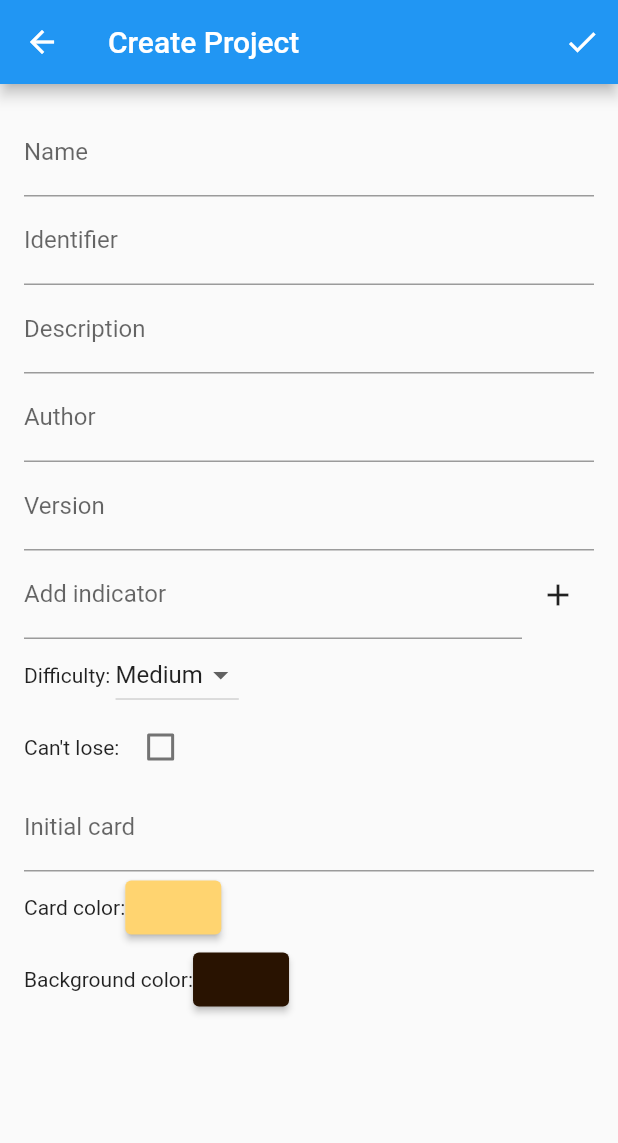
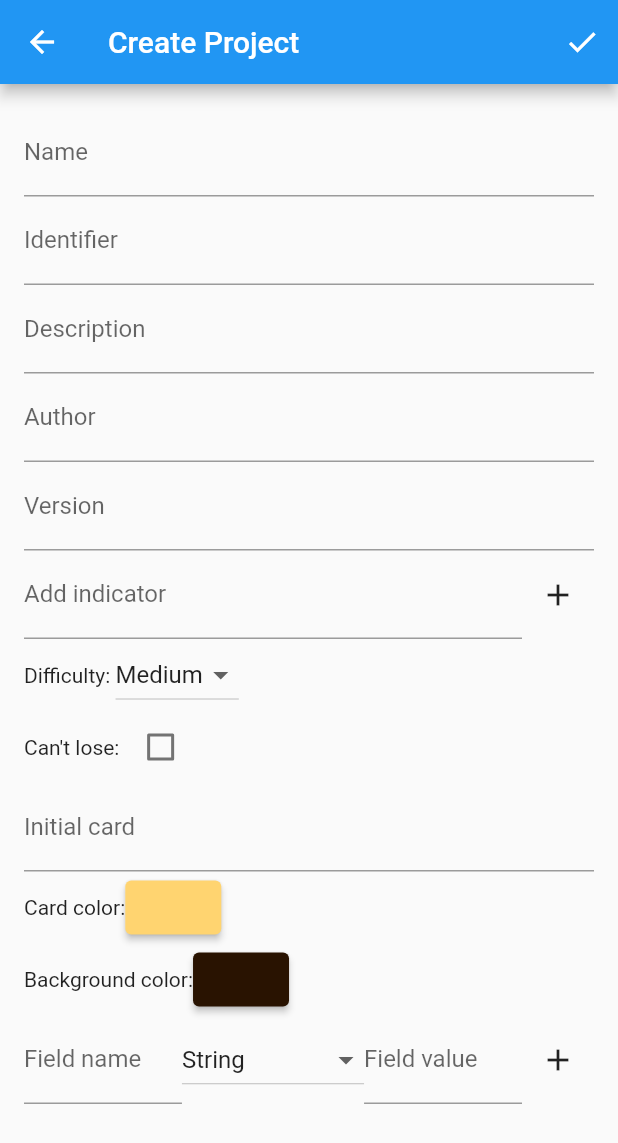
Before and after one commit to radibobovich/open_tales_editor, a Flutter app: the CreateProjectScreen screen opened by its route, on a phone screen of 412 x 824 dp. Shown: the top 1143 px of the screen. Run offline on Flutter 3.47's test engine with Material 2 defaults, Android fonts, the phone set to English and light mode, and no system bars; our stand-ins replace flutter_colorpicker.

Commit message:
Custom Fields

```diff
--- a/lib/presentation/screens/create_project_screen.dart
+++ b/lib/presentation/screens/create_project_screen.dart
@@ -30,6 +30,14 @@ class _CreateProjectScreenState extends State<CreateProjectScreen> {
   TextEditingController initialCardCtrl = TextEditingController();
   final initialCardKey = GlobalKey<FormState>();
 
+  TextEditingController customFieldNameCtrl = TextEditingController();
+  final customFieldNameKey = GlobalKey<FormState>();
+
+  TextEditingController customFieldValueCtrl = TextEditingController();
+  final customFieldValueKey = GlobalKey<FormState>();
+
+  String customFieldType = "string";
+  Map<String, dynamic> customFields = {};
   List<String> indicators = [];
   String difficulty = "medium";
   bool noLoses = false;
@@ -183,6 +191,13 @@ class _CreateProjectScreenState extends State<CreateProjectScreen> {
                   )
                 ],
               ),
+              CustomFields(
+                  customFieldNameCtrl: customFieldNameCtrl,
+                  customFieldValueCtrl: customFieldValueCtrl,
+                  fields: customFields,
+                  changeType: (value) {
+                    customFieldType = value;
+                  })
             ],
           ),
         )));
@@ -303,3 +318,105 @@ class _IndicatorsState extends State<Indicators> {
     );
   }
 }
+
+class CustomFields extends StatefulWidget {
+  final TextEditingController customFieldNameCtrl;
+  final TextEditingController customFieldValueCtrl;
+  final Map<String, dynamic> fields;
+  final Function changeType;
+  const CustomFields(
+      {super.key,
+      required this.customFieldNameCtrl,
+      required this.customFieldValueCtrl,
+      required this.fields,
+      required this.changeType});
+
+  @override
+  State<CustomFields> createState() => _CustomFieldsState();
+}
+
+class _CustomFieldsState extends State<CustomFields> {
+  String customFieldType = "string";
+
+  @override
+  Widget build(BuildContext context) {
+    return Column(
+      children: [
+        Row(
+          children: [
+            Expanded(
+              child: TextFormField(
+                validator: (value) {
+                  return null;
+                },
+                controller: widget.customFieldNameCtrl,
+                decoration: const InputDecoration(
+                  labelText: 'Field name',
+                ),
+              ),
+            ),
+            DropdownButton<String>(
+              items: const [
+                DropdownMenuItem(value: "string", child: Text("String")),
+                DropdownMenuItem(value: "int", child: Text("int")),
+                DropdownMenuItem(value: "double", child: Text("Double")),
+                DropdownMenuItem(value: "bool", child: Text("Boolean")),
+                DropdownMenuItem(
+                    value: "list<string>", child: Text("List of strings")),
+                DropdownMenuItem(
+                    value: "list<int>", child: Text("List of ints")),
+              ],
+              value: customFieldType,
+              onChanged: (value) {
+                setState(() {
+                  customFieldType = value!;
+                  widget.changeType(value);
+                });
+              },
+            ),
+            Expanded(
+              child: TextFormField(
+                validator: (value) {
+                  return null;
+                },
+                controller: widget.customFieldValueCtrl,
+                decoration: const InputDecoration(
+                  labelText: 'Field value',
+                ),
+              ),
+            ),
+            IconButton(
+                onPressed: () {
+                  widget.fields.addAll({
+                    widget.customFieldNameCtrl.text:
+                        widget.customFieldValueCtrl.text
+                  });
+                  setState(() {});
+                },
+                icon: const Icon(Icons.add))
+          ],
+        ),
+        ListView.builder(
+            physics: const NeverScrollableScrollPhysics(),
+            shrinkWrap: true,
+            itemCount: widget.fields.length,
+            itemBuilder: (context, index) {
+              return ListTile(
+                title: Row(
+                  children: [
+                    Text(widget.fields.keys.elementAt(index)),
+                    const Spacer(),
+                    Text(widget.fields.values.elementAt(index))
+                  ],
+                ),
+                onTap: () {
+                  widget.fields.removeWhere((key, value) =>
+                      widget.fields.keys.elementAt(index) == key);
+                  setState(() {});
+                },
+              );
+            }),
+      ],
+    );
+  }
+}
```
